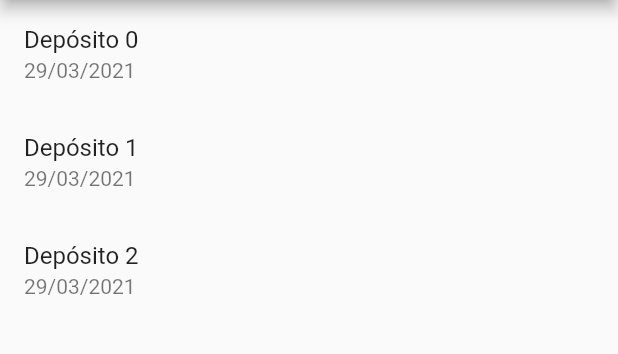
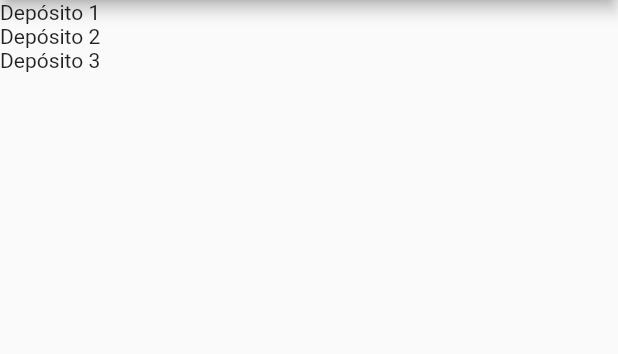
Before and after one commit to alinnegrazielle/project-flutter, a Flutter app: the screen it shows after launch, on a phone screen of 412 x 824 dp, the part 84-438 px from its top. Run offline on Flutter 3.47's test engine with Material 2 defaults, Android fonts, the phone set to English and light mode, and no system bars.

```diff
--- a/app_financial_transactions/lib/home_page_screen.dart
+++ b/app_financial_transactions/lib/home_page_screen.dart
@@ -1,6 +1,16 @@
 import 'package:flutter/material.dart';
+import 'models/transactions.dart';
 
 class HomePage extends StatefulWidget {
+  var itens = new List<Transaction>();
+
+  HomePage() {
+    itens = [];
+    itens.add(Transaction(title: "Depósito 1"));
+    itens.add(Transaction(title: "Depósito 2"));
+    itens.add(Transaction(title: "Depósito 3"));
+  }
+
   @override
   _HomePageState createState() {
     return _HomePageState();
@@ -14,12 +24,17 @@ class _HomePageState extends State<HomePage> {
       appBar: AppBar(
         title: Text("Banco Exemplo S/A"),
       ),
-      body: buildListView(),
+      body: ListView.builder(
+        itemCount: widget.itens.length,
+        itemBuilder: (BuildContext ctxt, int index) {
+          return Text(widget.itens[index].title);
+        },
+      ),
     );
   }
 
   buildListView() {
-    final dep = List<String>.generate(3, (i) => "Depósito $i");
+    final dep = List<String>.generate(5, (i) => "Depósito $i");
 
     return ListView.builder(
       itemCount: dep.length,
```
